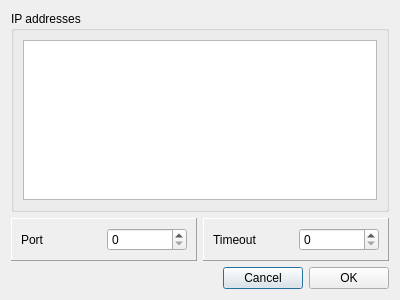
CiproGit/carrier_pigeon, file src/settings.ui: the form before one commit.
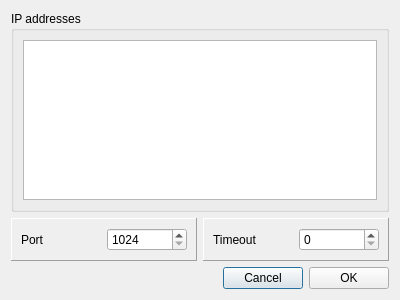
The form after the commit.

Commit message: Set the allowed values for port and timeout

Patch:
```diff
--- a/src/settings.ui
+++ b/src/settings.ui
@@ -47,7 +47,14 @@
            </widget>
           </item>
           <item>
-           <widget class="QSpinBox" name="port_spinbox"/>
+           <widget class="QSpinBox" name="port_spinbox">
+            <property name="minimum">
+             <number>1024</number>
+            </property>
+            <property name="maximum">
+             <number>65535</number>
+            </property>
+           </widget>
           </item>
          </layout>
         </widget>
```
Left out of the diff: 6 changed lines with no effect on the pictures.
